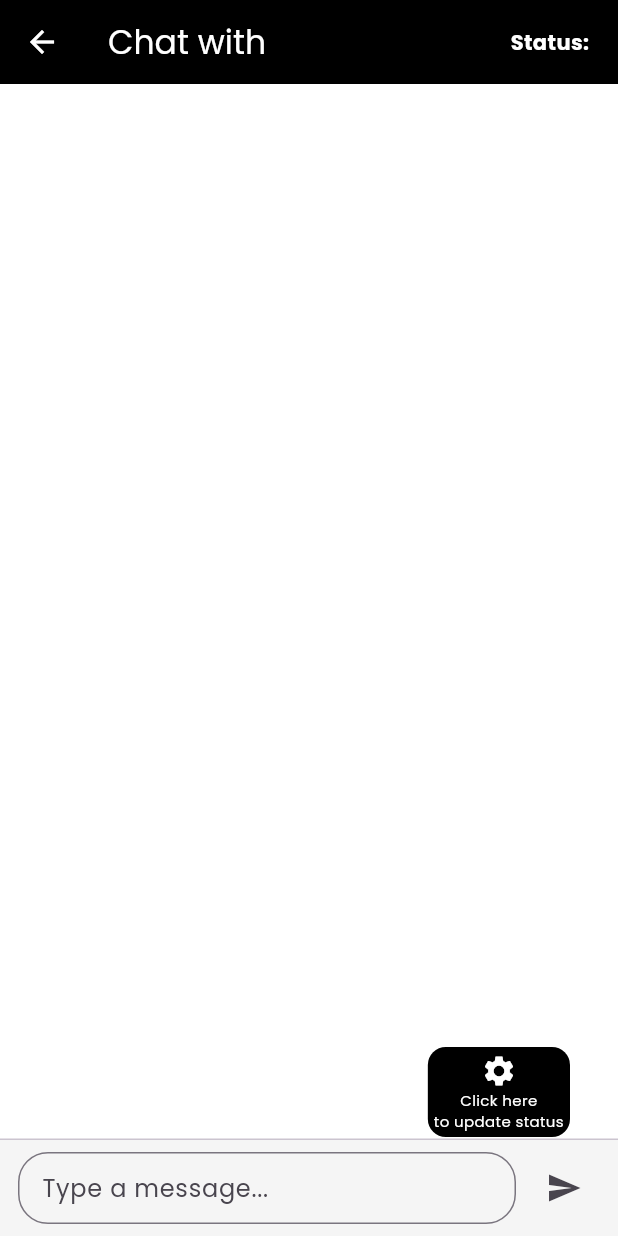
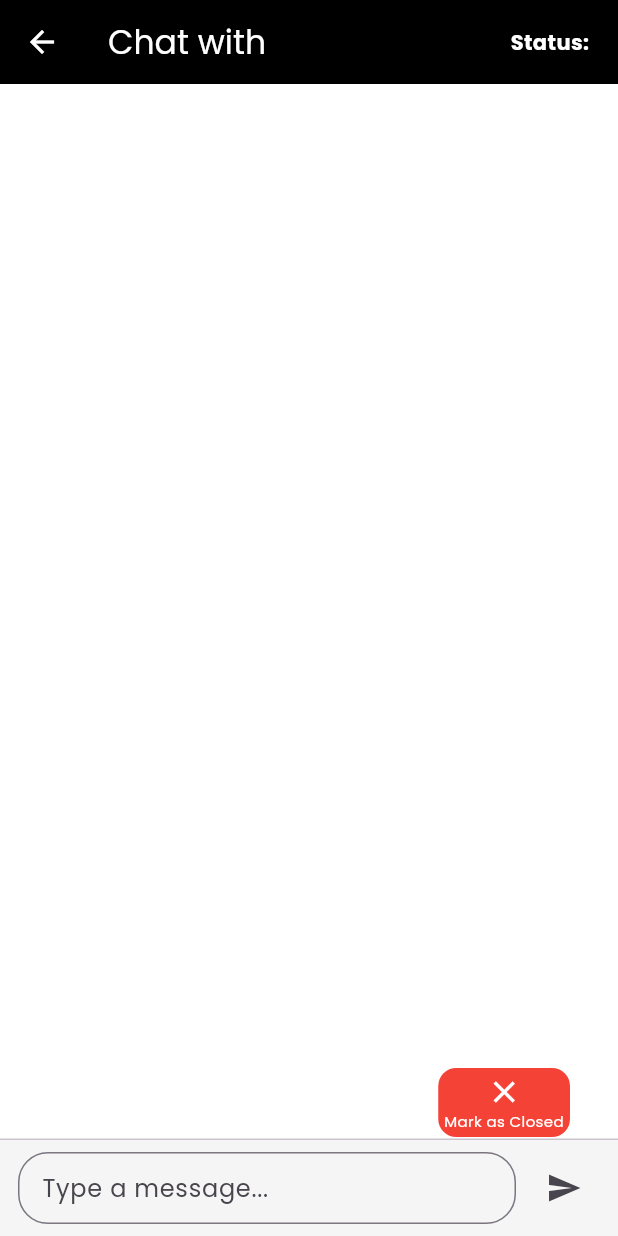
Before and after one commit to MohamedRasith/admin, a Flutter app: the ChatPage screen opened directly with empty values, on a phone screen of 412 x 824 dp. Run offline on Flutter 3.47's test engine with Material 3 defaults, Android fonts, the phone set to English and light mode, and no system bars; our stand-ins replace cloud_firestore, file_picker, firebase_core, firebase_storage, flutter_svg, google_fonts and 3 more; missing offline and left inert: dart:html, excel, syncfusion_flutter_xlsio, universal_html; accounts and stored records are empty; project files that could hold a hidden picture were left out.

Commit message:
Chat status updated

```diff
--- a/lib/Pages/chat_page.dart
+++ b/lib/Pages/chat_page.dart
@@ -16,7 +16,7 @@ class _ChatPageState extends State<ChatPage> {
   final ScrollController _scrollController = ScrollController();
   bool _isSending = false;
 
-  String _status = 'open';
+  String? _status;
 
   @override
   void initState() {
@@ -97,6 +97,18 @@ class _ChatPageState extends State<ChatPage> {
 
   @override
   Widget build(BuildContext context) {
+    if (_status == null) {
+      // Wait for status to load
+      return Scaffold(
+        appBar: AppBar(
+          title: Text('Chat with ${widget.vendorName}'),
+          backgroundColor: Colors.black,
+          foregroundColor: Colors.white,
+        ),
+        body: Center(child: CircularProgressIndicator()),
+      );
+    }
+
     return Scaffold(
       backgroundColor: Colors.white,
       appBar: AppBar(
@@ -108,7 +120,7 @@ class _ChatPageState extends State<ChatPage> {
             padding: const EdgeInsets.symmetric(horizontal: 16.0),
             child: Center(
               child: Text(
-                "Status: ${_status.toUpperCase() == "OPEN"?"Pending":_status}",
+                "Status: ${_status}",
                 style: TextStyle(fontSize: 14, fontWeight: FontWeight.bold),
               ),
             ),
@@ -157,6 +169,7 @@ class _ChatPageState extends State<ChatPage> {
             ),
           ),
           Divider(height: 1),
+          if (_status != "closed")
             Container(
               padding: EdgeInsets.symmetric(horizontal: 12, vertical: 8),
               color: Colors.grey[100],
@@ -193,45 +206,25 @@ class _ChatPageState extends State<ChatPage> {
             ),
         ],
       ),
-      floatingActionButton: Align(
+      floatingActionButton: _status == "closed"
+          ? null
+          : Align(
         alignment: Alignment.bottomRight,
         child: Container(
           margin: const EdgeInsets.only(right: 16, bottom: 50),
           padding: const EdgeInsets.all(4),
           decoration: BoxDecoration(
-            color: Colors.black,
+            color: Colors.red,
             borderRadius: BorderRadius.circular(12),
           ),
-          child: Theme(
-            data: Theme.of(context).copyWith(
-              popupMenuTheme: PopupMenuThemeData(
-                color: Colors.black,
-                textStyle: TextStyle(color: Colors.white),
-              ),
-            ),
-            child: PopupMenuButton<String>(
-              offset: Offset(0, -100), // show menu upward
-              color: Colors.black,
-              shape: RoundedRectangleBorder(borderRadius: BorderRadius.circular(8)),
-              onSelected: (value) => updateStatus(value),
-              itemBuilder: (context) => [
-                if (_status != 'on process')
-                  PopupMenuItem(
-                    value: 'on process',
-                    child: Text('Mark as On Process', style: TextStyle(color: Colors.white)),
-                  ),
-                if (_status != 'completed')
-                  PopupMenuItem(
-                    value: 'completed',
-                    child: Text('Mark as Completed', style: TextStyle(color: Colors.white)),
-                  ),
-              ],
+          child: InkWell(
+            onTap: () => updateStatus('closed'),
             child: Column(
               mainAxisSize: MainAxisSize.min,
               children: [
-                  Icon(Icons.settings, color: Colors.white),
+                Icon(Icons.close, color: Colors.white),
                 Text(
-                    "Click here\nto update status",
+                  "Mark as Closed",
                   textAlign: TextAlign.center,
                   style: TextStyle(color: Colors.white, fontSize: 10),
                 ),
@@ -240,7 +233,6 @@ class _ChatPageState extends State<ChatPage> {
           ),
         ),
       ),
-      ),
     );
   }
 }
--- a/lib/Pages/reports_page.dart
+++ b/lib/Pages/reports_page.dart
@@ -5,6 +5,7 @@ import 'package:cloud_firestore/cloud_firestore.dart';
 import 'package:file_picker/file_picker.dart';
 import 'package:flutter/material.dart';
 import 'package:firebase_storage/firebase_storage.dart';
+import 'package:intl/intl.dart';
 
 class ReportsPage extends StatefulWidget {
   const ReportsPage({Key? key}) : super(key: key);
@@ -243,6 +244,9 @@ class _ReportsPageState extends State<ReportsPage> {
                         final type = report['reportType'] ?? '';
                         final amount = report['amount'] ?? '';
                         final url = report['attachment'] ?? '';
+                        final Timestamp timestamp = report['timestamp'];
+                        final DateTime dateTime = timestamp.toDate();
+                        final formattedDate = DateFormat('dd MMM yyyy, hh:mm a').format(dateTime);
 
                         return Card(
                           color: Colors.white,
@@ -254,6 +258,7 @@ class _ReportsPageState extends State<ReportsPage> {
                               crossAxisAlignment: CrossAxisAlignment.start,
                               children: [
                                 Text('Amount: AED $amount'),
+                                Text('Date & Time: $formattedDate'),
                                 if (url.isNotEmpty)
                                   RawMaterialButton(
                                     onPressed: () {
```
Also changed, not shown: lib/Pages/edit_orders.dart (+16 -7 lines). Lines whose indentation alone changed are shown as unchanged.
